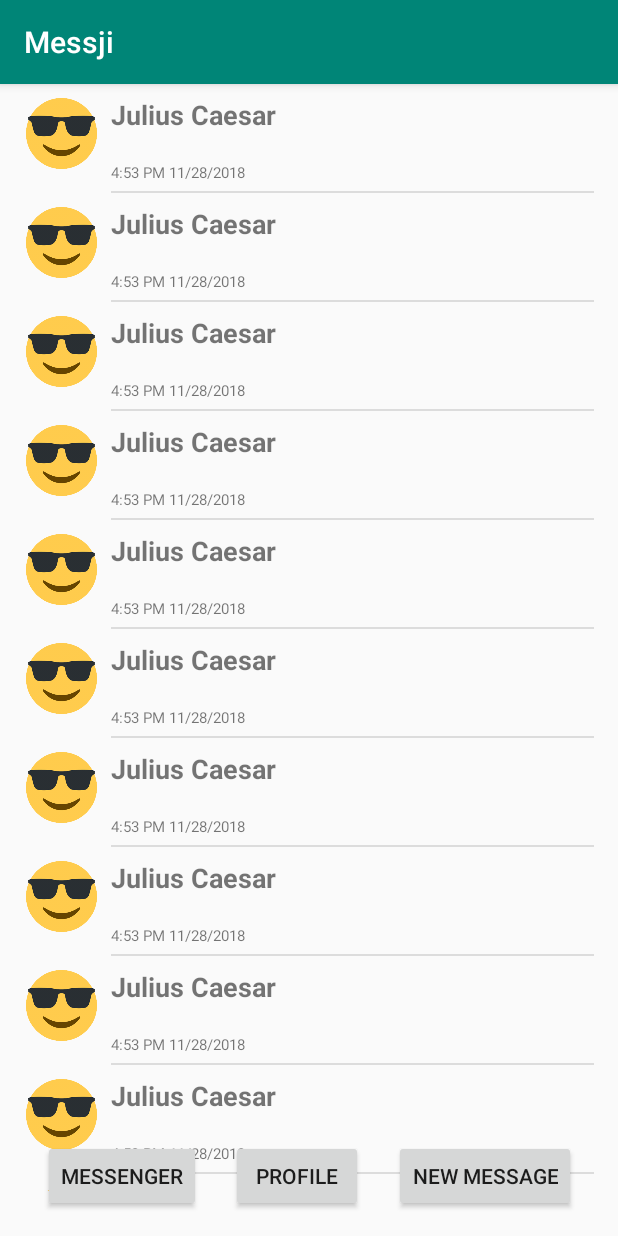
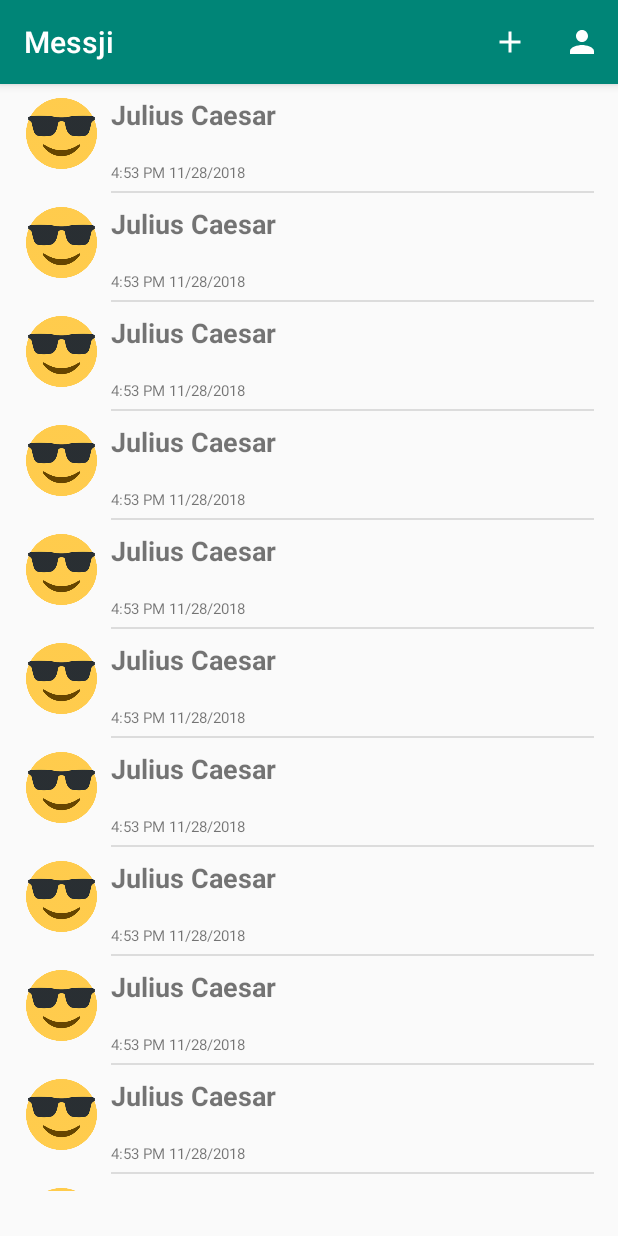
Before and after one commit to peterfoxflick/Messji, an Android app: the screen it shows after launch (MessjiActivity), on a phone screen of 412 x 824 dp. Run offline under Robolectric (Android 15) with nearby library versions, the phone set to English and light mode, and no system bars.

Commit message:
Creating a menu instead of random buttons on the bottom

```diff
--- a/app/src/main/java/com/messji/messji/MessjiActivity.java
+++ b/app/src/main/java/com/messji/messji/MessjiActivity.java
@@ -5,6 +5,9 @@ import android.content.SharedPreferences;
 import android.preference.PreferenceManager;
 import android.support.v7.app.AppCompatActivity;
 import android.os.Bundle;
+import android.view.Menu;
+import android.view.MenuInflater;
+import android.view.MenuItem;
 import android.view.View;
 
 import com.messji.messji.ConversationPackage.ConversationFragment;
@@ -42,24 +45,29 @@ public class MessjiActivity extends AppCompatActivity {
         // Construct the data source
         Database.loadConversations(this);
 
-        getSupportFragmentManager().beginTransaction().replace(R.id.heregoesthething , new ConversationFragment()).commit();
+        getSupportFragmentManager().beginTransaction().replace(R.id.heregoesthething, new ConversationFragment()).commit();
     }
 
+    public boolean onCreateOptionsMenu(Menu menu) {
 
-    public void openSettings(View view) {
-        Intent intent = new Intent(this, ProfileActivity.class);
-        intent.putExtra("myUser", myUser);
-        startActivity(intent);
+        MenuInflater inflater = getMenuInflater();
+        inflater.inflate(R.menu.menu, menu);
+        return true;
     }
 
-    public void openMessenger(View view){
-        Intent intent = new Intent(this, MessengerActivity.class);
-        intent.putExtra("User", myUser);
-        startActivity(intent);
-    }
-
-    public void openContacts(View view) {
-        Intent intent = new Intent(this, ContactsActivity.class);
-        startActivity(intent);
+    public boolean onOptionsItemSelected(MenuItem item) {
+        switch (item.getItemId()) {
+            case R.id.action_new_converstaion:
+                Intent contactsIntent = new Intent(this, ContactsActivity.class);
+                startActivity(contactsIntent);
+                return true;
+            case R.id.action_see_profile:
+                Intent profileIntent = new Intent(this, ProfileActivity.class);
+                profileIntent.putExtra("myUser", myUser);
+                startActivity(profileIntent);
+                return true;
+            default:
+                return super.onOptionsItemSelected(item);
+        }
     }
 }
--- /dev/null
+++ b/app/src/main/res/drawable/ic_baseline_add_24px.xml
@@ -0,0 +1,9 @@
+<vector xmlns:android="http://schemas.android.com/apk/res/android"
+    android:width="24dp"
+    android:height="24dp"
+    android:viewportWidth="24"
+    android:viewportHeight="24">
+  <path
+      android:fillColor="#FFFFFF"
+      android:pathData="M19,13h-6v6h-2v-6H5v-2h6V5h2v6h6v2z"/>
+</vector>
--- /dev/null
+++ b/app/src/main/res/drawable/ic_baseline_person_24px.xml
@@ -0,0 +1,9 @@
+<vector xmlns:android="http://schemas.android.com/apk/res/android"
+    android:width="24dp"
+    android:height="24dp"
+    android:viewportWidth="24"
+    android:viewportHeight="24">
+  <path
+      android:fillColor="#FFFFFF"
+      android:pathData="M12,12c2.21,0 4,-1.79 4,-4s-1.79,-4 -4,-4 -4,1.79 -4,4 1.79,4 4,4zM12,14c-2.67,0 -8,1.34 -8,4v2h16v-2c0,-2.66 -5.33,-4 -8,-4z"/>
+</vector>
--- a/app/src/main/res/layout/activity_messji.xml
+++ b/app/src/main/res/layout/activity_messji.xml
@@ -5,44 +5,6 @@
     android:layout_width="match_parent"
     android:layout_height="match_parent"
     tools:context=".MessjiActivity">
-
-    <Button
-        android:id="@+id/btnMessenger"
-        android:layout_width="wrap_content"
-        android:layout_height="wrap_content"
-        android:layout_marginStart="8dp"
-        android:layout_marginBottom="16dp"
-        android:onClick="openMessenger"
-        android:text="Messenger"
-        app:layout_constraintBottom_toBottomOf="parent"
-        app:layout_constraintEnd_toStartOf="@+id/btnProfile"
-        app:layout_constraintHorizontal_bias="0.5"
-        app:layout_constraintStart_toEndOf="@+id/heregoesthething"
-        app:layout_constraintStart_toStartOf="parent" />
-
-    <Button
-        android:id="@+id/btnProfile"
-        android:layout_width="wrap_content"
-        android:layout_height="wrap_content"
-        android:layout_marginBottom="16dp"
-        android:onClick="openSettings"
-        android:text="Profile"
-        app:layout_constraintBottom_toBottomOf="parent"
-        app:layout_constraintEnd_toStartOf="@+id/btnNewMessage"
-        app:layout_constraintHorizontal_bias="0.5"
-        app:layout_constraintStart_toEndOf="@+id/btnMessenger" />
-
-    <Button
-        android:id="@+id/btnNewMessage"
-        android:layout_width="wrap_content"
-        android:layout_height="wrap_content"
-        android:layout_marginEnd="8dp"
-        android:layout_marginBottom="16dp"
-        android:onClick="openContacts"
-        android:text="New Message"
-        app:layout_constraintBottom_toBottomOf="parent"
-        app:layout_constraintEnd_toEndOf="parent"
-        app:layout_constraintStart_toEndOf="@+id/btnProfile" />
 
     <LinearLayout
         android:id="@+id/heregoesthething"
--- /dev/null
+++ b/app/src/main/res/menu/menu.xml
@@ -0,0 +1,17 @@
+<menu xmlns:android="http://schemas.android.com/apk/res/android"
+    xmlns:app="http://schemas.android.com/apk/res-auto">
+
+    <!-- "Mark Favorite", should appear as action button if possible -->
+    <item
+        android:id="@+id/action_new_converstaion"
+        app:showAsAction="ifRoom"
+        android:icon="@drawable/ic_baseline_add_24px"
+        android:title="Start New Conversation" />
+
+    <item
+        android:id="@+id/action_see_profile"
+        app:showAsAction="ifRoom"
+        android:icon="@drawable/ic_baseline_person_24px"
+        android:title="View Profile" />
+
+</menu>
```
